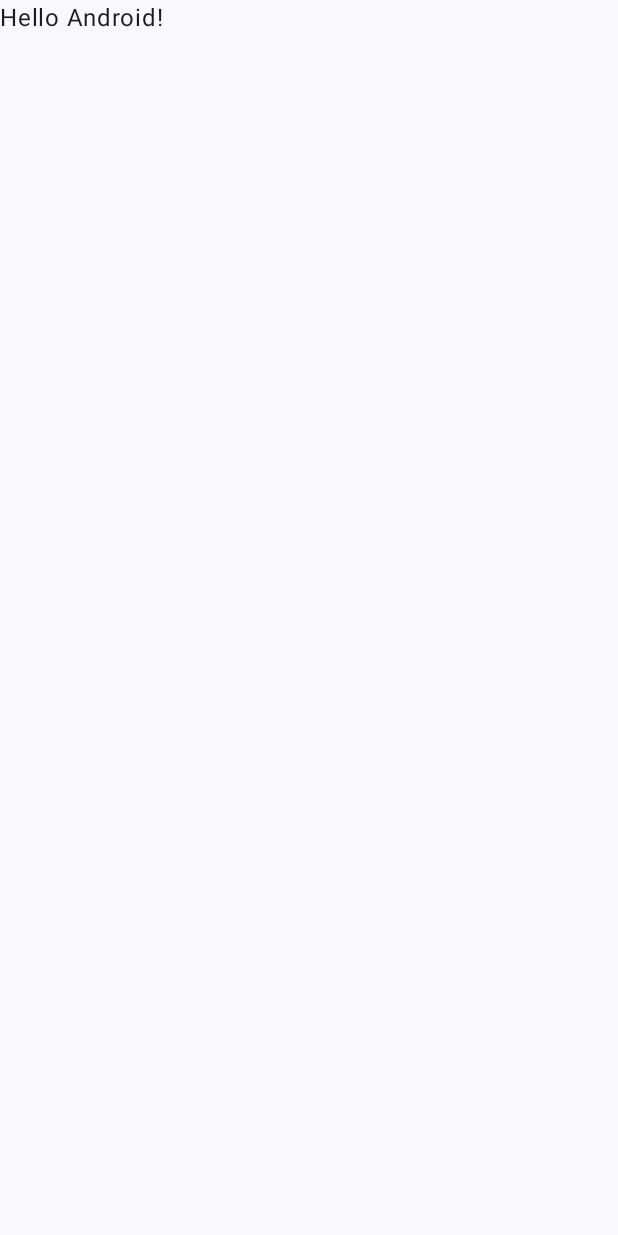
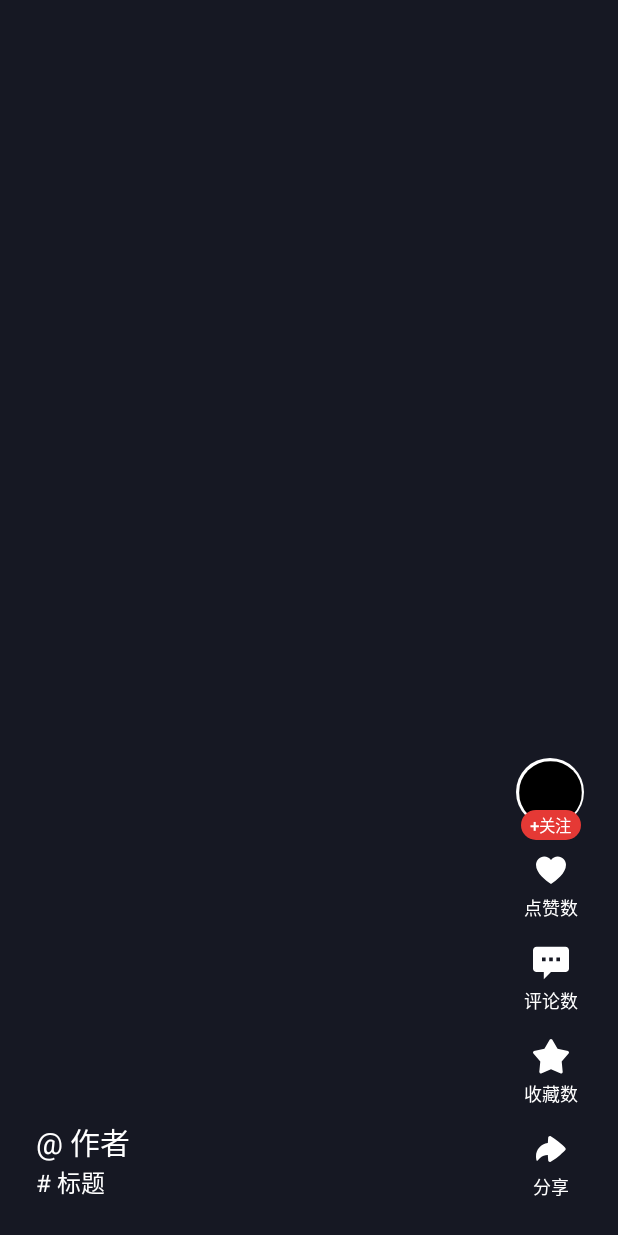
Before and after one commit to XHQQHX/TouTiaoVideoFlow, an Android app built with Jetpack Compose: the screen it shows after launch (MainActivity), on a phone screen of 412 x 824 dp. Before the commit the screen is almost empty. Run offline under Robolectric (Android 15) with nearby library versions, the phone set to English and light mode, and no system bars.

Commit message:
完成了基础的ui布局

```diff
--- a/app/src/main/java/com/example/toutiaovideoflow/MainActivity.kt
+++ b/app/src/main/java/com/example/toutiaovideoflow/MainActivity.kt
@@ -12,36 +12,14 @@ import androidx.compose.runtime.Composable
 import androidx.compose.ui.Modifier
 import androidx.compose.ui.tooling.preview.Preview
 import com.example.toutiaovideoflow.ui.theme.TouTiaoVideoFlowTheme
+import com.example.toutiaovideoflow.ui.video.VideoItemPage
 
 class MainActivity : ComponentActivity() {
     override fun onCreate(savedInstanceState: Bundle?) {
         super.onCreate(savedInstanceState)
         enableEdgeToEdge()
         setContent {
-            TouTiaoVideoFlowTheme {
-                Scaffold(modifier = Modifier.fillMaxSize()) { innerPadding ->
-                    Greeting(
-                        name = "Android",
-                        modifier = Modifier.padding(innerPadding)
-                    )
-                }
-            }
+            VideoItemPage()
         }
     }
 }
-
-@Composable
-fun Greeting(name: String, modifier: Modifier = Modifier) {
-    Text(
-        text = "Hello $name!",
-        modifier = modifier
-    )
-}
-
-@Preview(showBackground = true)
-@Composable
-fun GreetingPreview() {
-    TouTiaoVideoFlowTheme {
-        Greeting("Android")
-    }
-}
--- /dev/null
+++ b/app/src/main/java/com/example/toutiaovideoflow/data/model/VideoItem.kt
@@ -0,0 +1,13 @@
+package com.example.toutiaovideoflow.data.model
+
+data class VideoItem(
+    val id: Int,
+    val url: String,
+    val title: String,
+    val author: String,
+    val avatar: String,
+    val cover: String,
+    val likeCount: Int,
+    val commentCount: Int,
+    val collectCount: Int
+)
--- /dev/null
+++ b/app/src/main/java/com/example/toutiaovideoflow/data/repository/VideoRepository.kt
@@ -0,0 +1,4 @@
+package com.example.toutiaovideoflow.data.repository
+
+class VideoRepository {
+}
--- /dev/null
+++ b/app/src/main/java/com/example/toutiaovideoflow/player/VideoPlayerManager.kt
@@ -0,0 +1,4 @@
+package com.example.toutiaovideoflow.player
+
+class VideoPlayerManager {
+}
--- a/app/src/main/java/com/example/toutiaovideoflow/ui/theme/Color.kt
+++ b/app/src/main/java/com/example/toutiaovideoflow/ui/theme/Color.kt
@@ -9,3 +9,8 @@ val Pink80 = Color(0xFFEFB8C8)
 val Purple40 = Color(0xFF6650a4)
 val PurpleGrey40 = Color(0xFF625b71)
 val Pink40 = Color(0xFF7D5260)
+
+val PitchBlack = Color(0xFF161823)
+val Black = Color(0xFF000000)
+val White = Color(0xFFFFFFFF)
+val Red = Color(0xFFE53935)
--- /dev/null
+++ b/app/src/main/java/com/example/toutiaovideoflow/ui/video/VideoAdapter.kt
@@ -0,0 +1,4 @@
+package com.example.toutiaovideoflow.ui.video
+
+class VideoAdapter {
+}
--- /dev/null
+++ b/app/src/main/java/com/example/toutiaovideoflow/ui/video/VideoItemPage.kt
@@ -0,0 +1,166 @@
+package com.example.toutiaovideoflow.ui.video
+import com.example.toutiaovideoflow.R
+
+import androidx.compose.foundation.background
+import androidx.compose.foundation.clickable
+import androidx.compose.foundation.layout.*
+import androidx.compose.foundation.shape.CircleShape
+import androidx.compose.material3.*
+import androidx.compose.runtime.Composable
+import androidx.compose.ui.Alignment
+import androidx.compose.ui.Modifier
+import androidx.compose.ui.draw.clip
+import androidx.compose.ui.graphics.Color
+import androidx.compose.ui.res.painterResource
+import androidx.compose.ui.res.stringResource
+import androidx.compose.ui.tooling.preview.Preview
+import androidx.compose.ui.unit.*
+import androidx.compose.ui.zIndex
+import com.example.toutiaovideoflow.ui.theme.*
+
+@Composable
+fun VideoItemPage (
+    modifier: Modifier = Modifier,
+){
+    Box(modifier = modifier
+        .fillMaxSize()
+        .background(PitchBlack)
+        .padding(16.dp)
+    ) {
+        Row(
+            modifier = Modifier
+                .fillMaxWidth()
+                .align(Alignment.BottomCenter),
+            verticalAlignment = Alignment.Bottom
+        ) {
+            Box(
+                modifier = Modifier
+                    .weight(0.85f)
+                    .padding(8.dp),
+            ) {
+                Column(
+                    modifier = Modifier
+                ) {
+                    Text(
+                        text = "@ ${stringResource(id = R.string.author)}",
+                        color = White,
+                        fontSize = 20.sp
+
+                    )
+                    Text(
+                        text = "# ${stringResource(id = R.string.title)}",
+                        color = White,
+                        fontSize = 16.sp
+                    )
+                }
+            }
+            Box(
+                modifier = Modifier
+                    .weight(0.15f)
+                    .align(Alignment.CenterVertically)
+            ) {
+                Column(
+                    modifier = Modifier,
+                    horizontalAlignment = Alignment.CenterHorizontally
+                ) {
+                    Box(
+                        modifier = Modifier
+                            .size(60.dp)
+                            .padding(5.dp)
+                    ) {
+                        Box(
+                            modifier = Modifier
+                                .clip(CircleShape)
+                                .background(White)
+                                .size(45.dp)
+                        ) {
+                            Icon(
+                                painter = painterResource(id = R.drawable.ic_default_avatar),
+                                contentDescription = null,
+                                modifier = Modifier
+                                    .clip(CircleShape)
+                                    .size(42.dp)
+                                    .align(Alignment.Center),
+                                tint = Color.Unspecified
+                            )
+                        }
+                        Button(
+                            onClick = { },
+                            modifier = Modifier
+                                .height(20.dp)
+                                .width(40.dp)
+                                .align(Alignment.BottomCenter)
+                                .offset(y = 5.dp)
+                                .zIndex(1f),
+                            contentPadding = PaddingValues(0.dp),
+                            colors = ButtonDefaults.buttonColors(
+                                containerColor = Red,
+                                contentColor = White
+                            )
+                        ) {
+                            Text(
+                                text = "+关注",
+                                fontSize = 11.sp
+                            )
+                        }
+                    }
+                    IconTextItem(
+                        iconResId = R.drawable.ic_like,
+                        text = stringResource(id = R.string.likeCount),
+                    )
+                    IconTextItem(
+                        iconResId = R.drawable.ic_comment,
+                        text = stringResource(id = R.string.commentCount),
+                    )
+                    IconTextItem(
+                        iconResId = R.drawable.ic_collect,
+                        text = stringResource(id = R.string.collectCount),
+                    )
+                    IconTextItem(
+                        iconResId = R.drawable.ic_share,
+                        text = "分享",
+                    )
+                }
+
+            }
+        }
+    }
+}
+@Composable
+fun IconTextItem(
+    modifier: Modifier = Modifier,
+    iconResId: Int,  // 使用drawable资源ID
+    text: String,
+    iconColor: Color = White,
+    textColor: Color = White,
+    iconSize: Dp = 24.dp,
+    spacing: Dp = 4.dp,
+    onClick: () -> Unit = {}
+) {
+    Column(
+        modifier = modifier
+            .clickable { onClick() }
+            .padding(8.dp),
+        horizontalAlignment = Alignment.CenterHorizontally
+    ) {
+        Icon(
+            painter = painterResource(id = iconResId),
+            contentDescription = null,
+            modifier = Modifier.size(iconSize),
+            tint = iconColor
+        )
+        Spacer(modifier = Modifier.height(spacing))
+        Text(
+            text = text,
+            color = textColor,
+            fontSize = 12.sp
+        )
+    }
+}
+
+
+@Preview
+@Composable
+fun VideoItemPagePreview() {
+    VideoItemPage()
+}
--- /dev/null
+++ b/app/src/main/java/com/example/toutiaovideoflow/ui/video/VideoPlayActivity.kt
@@ -0,0 +1,4 @@
+package com.example.toutiaovideoflow.ui.video
+
+class VideoPlayActivity {
+}
--- /dev/null
+++ b/app/src/main/res/drawable/ic_collect.xml
@@ -0,0 +1,9 @@
+<vector xmlns:android="http://schemas.android.com/apk/res/android"
+    android:width="25dp"
+    android:height="24dp"
+    android:viewportWidth="1026"
+    android:viewportHeight="962">
+  <path
+      android:pathData="M1020,400L818,624l29,297q-3,20 -19,31.5t-36,7.5L513,841L234,960q-20,4 -36,-8t-19,-31l29,-297L6,400q-9,-17 -2.5,-36T27,336l298,-64L479,14q14,-14 34,-14t34,14l154,258l298,64q17,9 23.5,28t-2.5,36"
+      android:fillColor="#FFFFFF"/>
+</vector>
--- /dev/null
+++ b/app/src/main/res/drawable/ic_comment.xml
@@ -0,0 +1,11 @@
+<vector xmlns:android="http://schemas.android.com/apk/res/android"
+    android:autoMirrored="true"
+    android:width="24dp"
+    android:height="24dp"
+    android:viewportWidth="20"
+    android:viewportHeight="20">
+  <path
+      android:pathData="m10,15l-4,4v-4L2,15a2,2 0,0 1,-2 -2L0,3c0,-1.1 0.9,-2 2,-2h16a2,2 0,0 1,2 2v10a2,2 0,0 1,-2 2zM5,7v2h2L7,7zM9,7v2h2L11,7zM13,7v2h2L15,7z"
+      android:fillColor="#FFFFFF"
+      />
+</vector>
--- /dev/null
+++ b/app/src/main/res/drawable/ic_default_avatar.xml
@@ -0,0 +1,9 @@
+<vector xmlns:android="http://schemas.android.com/apk/res/android"
+    android:width="256dp"
+    android:height="256dp"
+    android:viewportWidth="512"
+    android:viewportHeight="512">
+  <path
+      android:pathData="M510.4,31.45c0,-16.42 -13.43,-29.85 -29.85,-29.85H28.13C13.36,1.6 1.27,13.69 1.27,28.47v455.4c0,14.77 12.09,26.86 26.86,26.86h452.41c16.42,0 29.85,-13.43 29.85,-29.85z"
+      android:fillColor="#000000"/>
+</vector>
--- /dev/null
+++ b/app/src/main/res/drawable/ic_like.xml
@@ -0,0 +1,9 @@
+<vector xmlns:android="http://schemas.android.com/apk/res/android"
+    android:width="28dp"
+    android:height="28dp"
+    android:viewportWidth="24"
+    android:viewportHeight="24">
+  <path
+      android:pathData="M16.5,3A5.49,5.49 0,0 0,12 5.344A5.49,5.49 0,0 0,7.5 3A5.5,5.5 0,0 0,2 8.5c0,5.719 6.5,10.438 10,12.85c3.5,-2.412 10,-7.131 10,-12.85A5.5,5.5 0,0 0,16.5 3"
+      android:fillColor="#FFFFFF"/>
+</vector>
--- /dev/null
+++ b/app/src/main/res/drawable/ic_share.xml
@@ -0,0 +1,9 @@
+<vector xmlns:android="http://schemas.android.com/apk/res/android"
+    android:width="25dp"
+    android:height="25dp"
+    android:viewportWidth="24"
+    android:viewportHeight="24">
+  <path
+      android:pathData="m10.114,4.491l-0.203,3.144l-0.02,0.417l-0.09,0.01C5.363,8.582 2,12.366 2,17q0,0.686 0.102,1.357c0.279,1.845 0.489,2.024 1.772,0.498a9,9 0,0 1,1.04 -1.03a7.96,7.96 0,0 1,4.754 -1.818l0.226,-0.005l0.061,1.229l0.166,2.345c0.08,0.804 0.926,1.353 1.704,0.914c0.352,-0.198 0.695,-0.41 1.04,-0.62c1.787,-1.118 3.46,-2.403 5.09,-3.738c0.96,-0.8 1.8,-1.558 2.516,-2.248c0.33,-0.323 0.66,-0.646 0.979,-0.98c0.462,-0.484 0.508,-1.285 0.024,-1.792c-1.114,-1.165 -2.688,-2.624 -4.647,-4.172c-1.588,-1.242 -3.23,-2.402 -4.97,-3.421c-0.837,-0.477 -1.667,0.177 -1.743,0.972"
+      android:fillColor="#FFFFFF"/>
+</vector>
--- a/app/src/main/res/values/strings.xml
+++ b/app/src/main/res/values/strings.xml
@@ -1,3 +1,8 @@
 <resources>
     <string name="app_name">TouTiaoVideoFlow</string>
+    <string name="title">标题</string>
+    <string name="author">作者</string>
+    <string name="likeCount">点赞数</string>
+    <string name="commentCount">评论数</string>
+    <string name="collectCount">收藏数</string>
 </resources>
```
